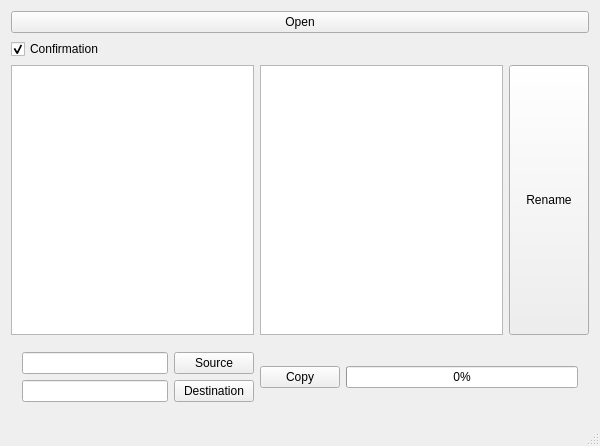
Old version of the form Subrename.ui in the repository kanishka3000/SubtitleRename.
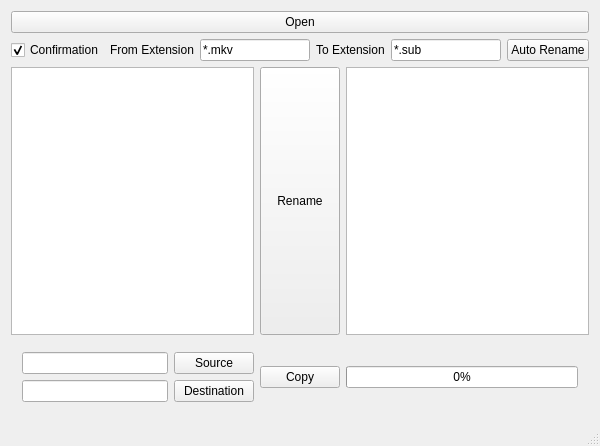
New version of the form.

The edit to the form file:
```diff
--- a/Subrename.ui
+++ b/Subrename.ui
@@ -23,23 +23,59 @@
      </widget>
     </item>
     <item>
-     <widget class="QCheckBox" name="chkConfirm">
-      <property name="text">
-       <string>Confirmation</string>
-      </property>
-      <property name="checked">
-       <bool>true</bool>
-      </property>
-     </widget>
+     <layout class="QHBoxLayout" name="horizontalLayout_3">
+      <item>
+       <widget class="QCheckBox" name="chkConfirm">
+        <property name="text">
+         <string>Confirmation</string>
+        </property>
+        <property name="checked">
+         <bool>true</bool>
+        </property>
+       </widget>
+      </item>
+      <item>
+       <widget class="QLabel" name="label">
+        <property name="text">
+         <string>From Extension</string>
+        </property>
+       </widget>
+      </item>
+      <item>
+       <widget class="QLineEdit" name="txt_FromExt">
+        <property name="text">
+         <string>*.mkv</string>
+        </property>
+       </widget>
+      </item>
+      <item>
+       <widget class="QLabel" name="label_2">
+        <property name="text">
+         <string>To Extension</string>
+        </property>
+       </widget>
+      </item>
+      <item>
+       <widget class="QLineEdit" name="txt_ToExt">
+        <property name="text">
+         <string>*.sub</string>
+        </property>
+       </widget>
+      </item>
+      <item>
+       <widget class="QPushButton" name="btn_Auto">
+        <property name="text">
+         <string>Auto Rename</string>
+        </property>
+       </widget>
+      </item>
+     </layout>
     </item>
     <item>
      <layout class="QHBoxLayout" name="horizontalLayout_2">
       <item>
        <widget class="QListView" name="listFilms"/>
       </item>
-      <item>
-       <widget class="QListView" name="listSubs"/>
-      </item>
       <item>
        <widget class="QPushButton" name="pushButton">
         <property name="sizePolicy">
@@ -53,6 +89,9 @@
         </property>
        </widget>
       </item>
+      <item>
+       <widget class="QListView" name="listSubs"/>
+      </item>
      </layout>
     </item>
     <item>
```
Left out of the diff: 21 changed lines with no effect on the pictures.
